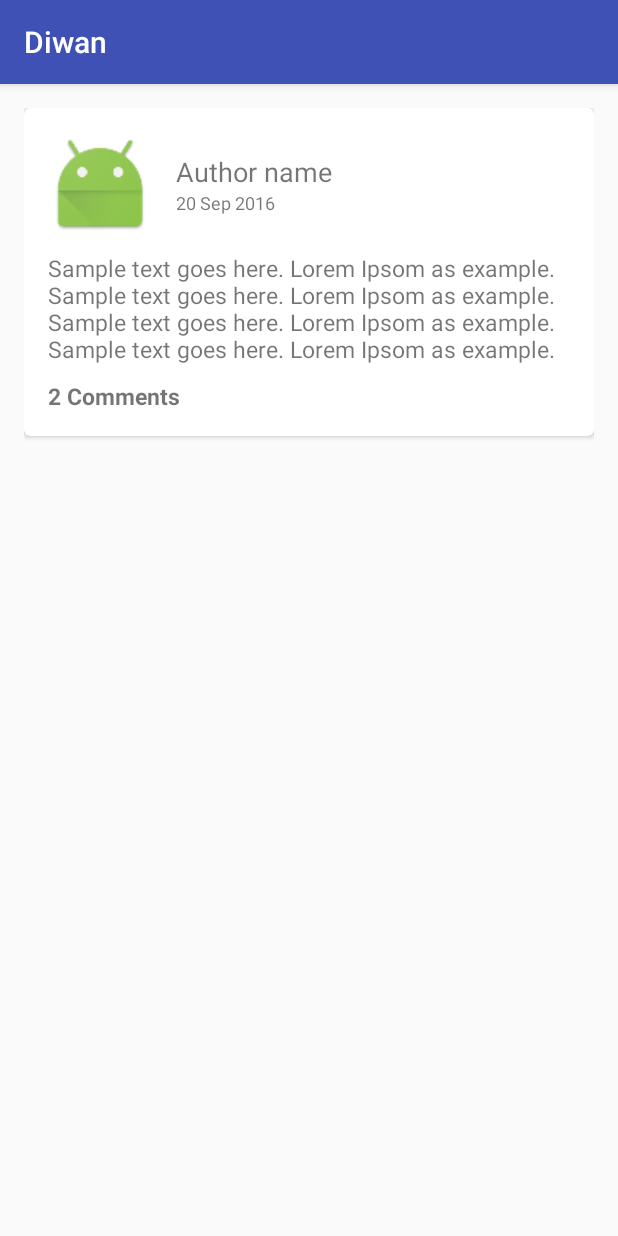
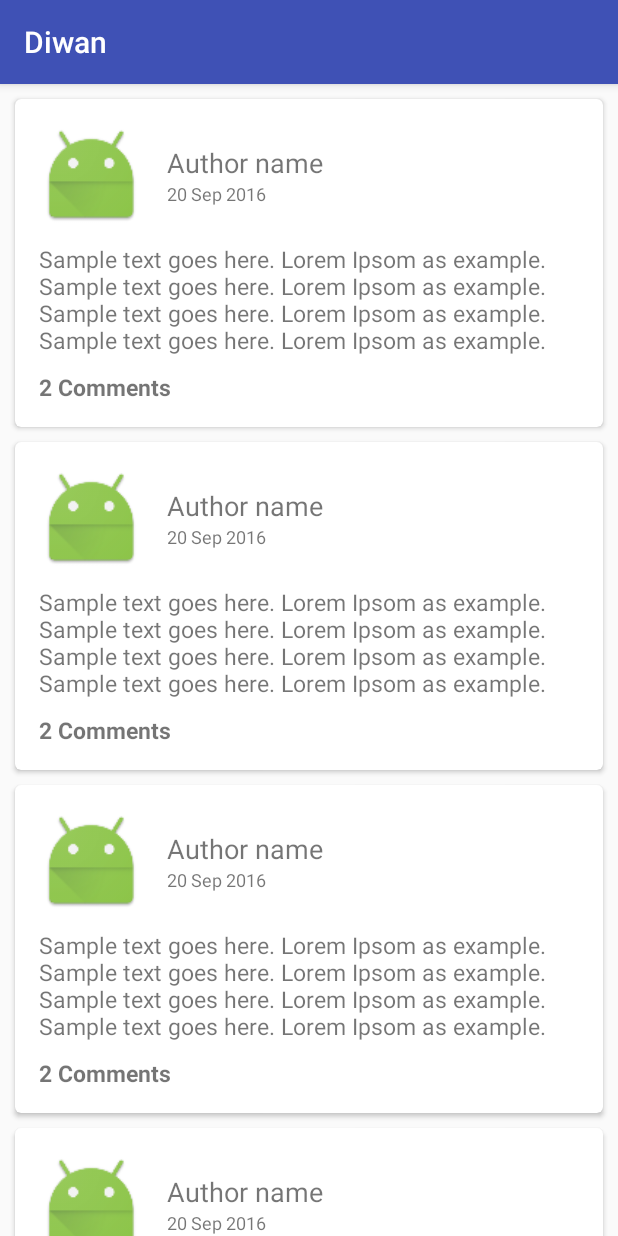
Before and after one commit to ArabAgile/AndroidArabicCourse, an Android app: the screen it shows after launch (MainActivity), on a phone screen of 412 x 824 dp. Run offline under Robolectric (Android 15) with nearby library versions, the phone set to English and light mode, and no system bars.

Commit message:
Binds items to recycler view without data

```diff
--- a/app/src/main/java/com/arabagile/diwan/ListAdapter.java
+++ b/app/src/main/java/com/arabagile/diwan/ListAdapter.java
@@ -7,13 +7,16 @@ import android.view.ViewGroup;
 import android.widget.ImageView;
 import android.widget.TextView;
 
+import java.util.ArrayList;
+import java.util.List;
+
 /**
  * Created by trainer on 10/1/16.
  */
 
 public class ListAdapter extends RecyclerView.Adapter<ListAdapter.ViewHolder> {
 
-    private String[] mDataset;
+    private List<Post> mDataset;
 
     // Provide a reference to the views for each data item
     // Complex data items may need more than one view per item, and
@@ -42,8 +45,13 @@ public class ListAdapter extends RecyclerView.Adapter<ListAdapter.ViewHolder> {
     }
 
     // Provide a suitable constructor (depends on the kind of dataset)
-    public ListAdapter(String[] myDataset) {
-        mDataset = myDataset;
+    public ListAdapter() {
+        mDataset = new ArrayList<>();
+    }
+
+    // Provide a suitable constructor (depends on the kind of dataset)
+    public ListAdapter(List<Post> dataset) {
+        mDataset = dataset;
     }
 
     // Create new views (invoked by the layout manager)
@@ -70,7 +78,11 @@ public class ListAdapter extends RecyclerView.Adapter<ListAdapter.ViewHolder> {
     // Return the size of your dataset (invoked by the layout manager)
     @Override
     public int getItemCount() {
-        return mDataset.length;
+        return mDataset.size();
+    }
+
+    public void add(Post post) {
+        mDataset.add(post);
     }
 
 
--- a/app/src/main/java/com/arabagile/diwan/MainActivity.java
+++ b/app/src/main/java/com/arabagile/diwan/MainActivity.java
@@ -4,11 +4,15 @@ import android.support.v7.app.AppCompatActivity;
 import android.os.Bundle;
 import android.support.v7.widget.LinearLayoutManager;
 import android.support.v7.widget.RecyclerView;
+import android.util.Log;
+
+import java.util.ArrayList;
+import java.util.List;
 
 public class MainActivity extends AppCompatActivity {
 
     private RecyclerView mRecyclerView;
-    private RecyclerView.Adapter mAdapter;
+    private ListAdapter mAdapter;
     private RecyclerView.LayoutManager mLayoutManager;
 
     @Override
@@ -16,15 +20,34 @@ public class MainActivity extends AppCompatActivity {
         super.onCreate(savedInstanceState);
         setContentView(R.layout.activity_main);
 
-//        mRecyclerView = (RecyclerView) findViewById(R.id.recyclerViewList);
+        mRecyclerView = (RecyclerView) findViewById(R.id.recyclerViewList);
 
         // use a linear layout manager
-//        mLayoutManager = new LinearLayoutManager(this);
-//        mRecyclerView.setLayoutManager(mLayoutManager);
+        mLayoutManager = new LinearLayoutManager(this);
+        mRecyclerView.setLayoutManager(mLayoutManager);
 
         // specify an adapter (see also next example)
-//        mAdapter = new ListAdapter(myDataset);
-//        mRecyclerView.setAdapter(mAdapter);
+        mAdapter = new ListAdapter();
+
+        List<Post> mDataset = new ArrayList<>();
+
+        for (int i=0; i<10; i++) {
+            Post dummyPost = new Post();
+            dummyPost.setAuthor("Sample author " + i);
+            dummyPost.setAuthorPicture("https://dummyimage.com/70x70/25d9be/ffffff.png&text=" + i);
+            dummyPost.setBodyText("Sample Text for this post. It's dummy content " +
+                    "with multi lines to show how the post will be visible in the list of " +
+                    "items for Diwan app!");
+            dummyPost.setComments_count(2);
+
+//            if (mAdapter == null) {
+//                Log.d("AG_LOG", "null!");
+//            }
+
+            mAdapter.add(dummyPost);
+        }
+
+        mRecyclerView.setAdapter(mAdapter);
 
     }
 }
--- /dev/null
+++ b/app/src/main/java/com/arabagile/diwan/Post.java
@@ -0,0 +1,68 @@
+package com.arabagile.diwan;
+
+import java.util.Date;
+import java.util.List;
+
+/**
+ * Created by trainer on 10/1/16.
+ */
+
+public class Post {
+
+    String author;
+    String authorPicture;
+    Date data;
+    String bodyText;
+    int comments_count;
+
+    List<Comment> comments;
+
+
+    public String getAuthor() {
+        return author;
+    }
+
+    public void setAuthor(String author) {
+        this.author = author;
+    }
+
+    public String getAuthorPicture() {
+        return authorPicture;
+    }
+
+    public void setAuthorPicture(String authorPicture) {
+        this.authorPicture = authorPicture;
+    }
+
+    public Date getData() {
+        return data;
+    }
+
+    public void setData(Date data) {
+        this.data = data;
+    }
+
+    public String getBodyText() {
+        return bodyText;
+    }
+
+    public void setBodyText(String bodyText) {
+        this.bodyText = bodyText;
+    }
+
+    public int getComments_count() {
+        return comments_count;
+    }
+
+    public void setComments_count(int comments_count) {
+        this.comments_count = comments_count;
+    }
+
+    public List<Comment> getComments() {
+        return comments;
+    }
+
+    public void setComments(List<Comment> comments) {
+        this.comments = comments;
+    }
+}
--- a/app/src/main/res/layout/activity_main.xml
+++ b/app/src/main/res/layout/activity_main.xml
@@ -2,19 +2,15 @@
 <RelativeLayout android:id="@+id/activity_main"
     android:layout_width="match_parent"
     android:layout_height="match_parent"
-    android:paddingBottom="@dimen/activity_vertical_margin"
-    android:paddingLeft="@dimen/activity_horizontal_margin"
-    android:paddingRight="@dimen/activity_horizontal_margin"
-    android:paddingTop="@dimen/activity_vertical_margin"
     xmlns:android="http://schemas.android.com/apk/res/android">
 
-    <include layout="@layout/list_item" />
-
-    <!--<android.support.v7.widget.RecyclerView-->
-        <!--android:id="@+id/recyclerViewList"-->
-        <!--android:scrollbars="vertical"-->
-        <!--android:layout_width="match_parent"-->
-        <!--android:layout_height="match_parent"/>-->
-
+    <android.support.v7.widget.RecyclerView
+        android:id="@+id/recyclerViewList"
+        android:scrollbars="vertical"
+        android:layout_width="match_parent"
+        android:layout_height="match_parent"
+        android:clipToPadding="false"
+        android:paddingBottom="10dp"
+        />
 
 </RelativeLayout>
--- a/app/src/main/res/layout/list_item.xml
+++ b/app/src/main/res/layout/list_item.xml
@@ -6,7 +6,10 @@
     android:layout_gravity="center"
     android:layout_width="match_parent"
     android:layout_height="wrap_content"
-    card_view:cardCornerRadius="4dp">
+    card_view:cardCornerRadius="4dp"
+    android:layout_marginTop="10dp"
+    android:layout_marginLeft="10dp"
+    android:layout_marginRight="10dp">
 
     <RelativeLayout
         android:layout_width="match_parent"
```
Also changed, not shown: app/src/main/java/com/arabagile/diwan/Comment.java (added, +38 -0 lines).
